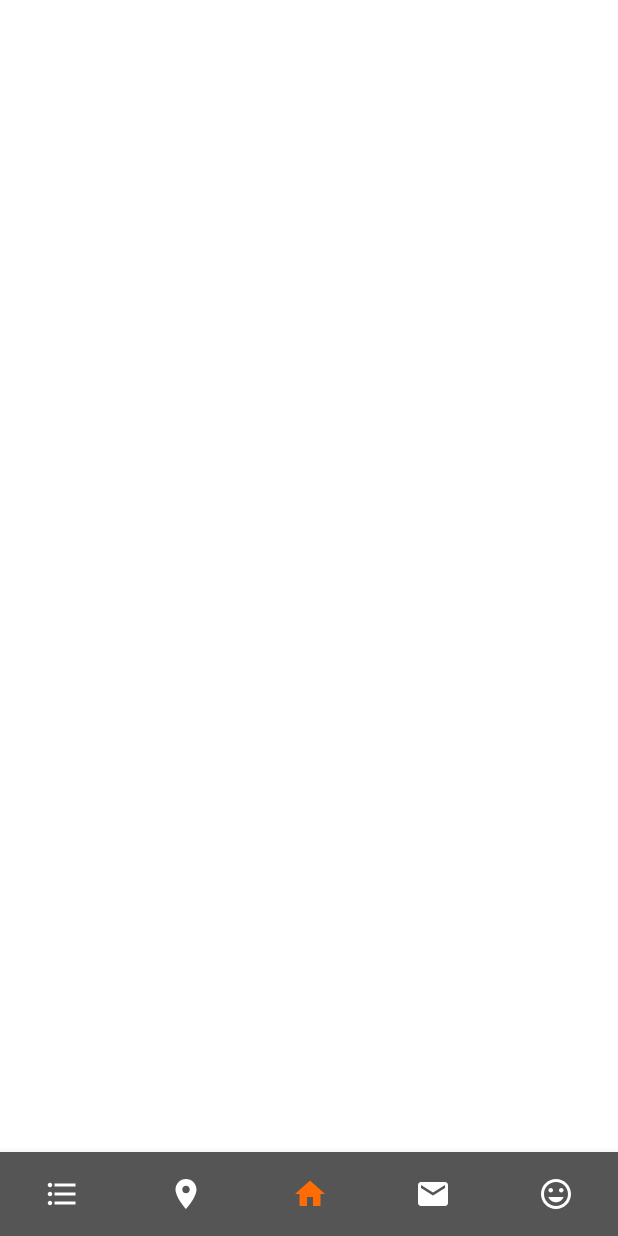
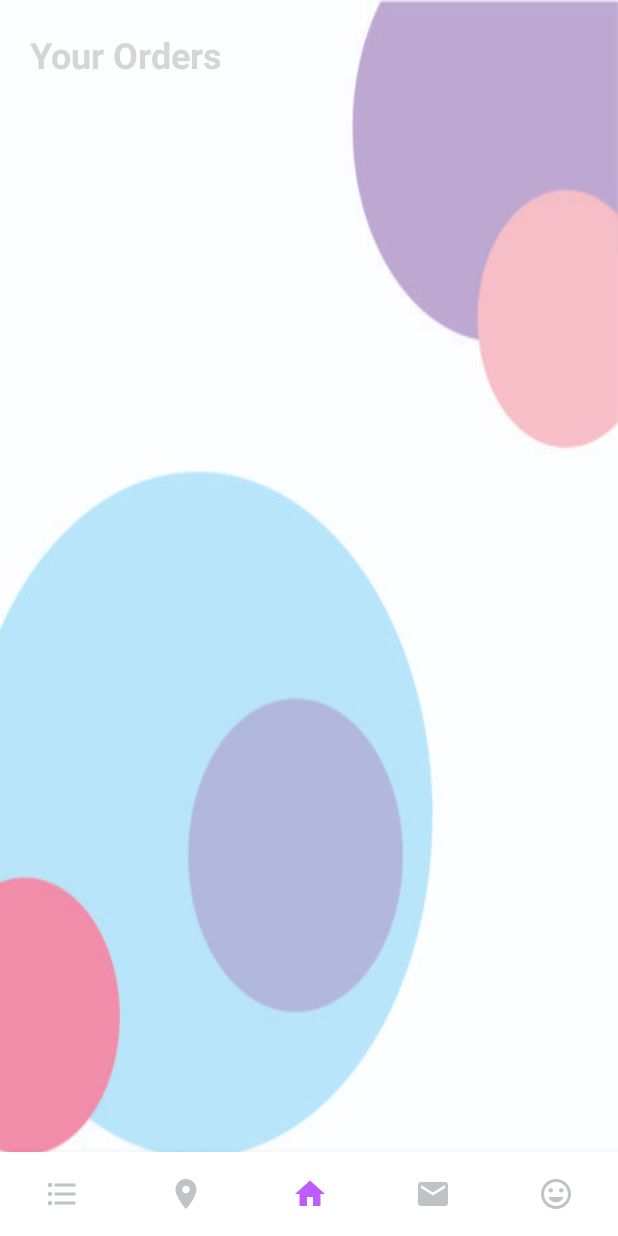
Before and after one commit to ikaru19/aplikasi-resto, an Android app: the fragment ListFragment placed in its activity, on a phone screen of 412 x 824 dp. Run offline under Robolectric (Android 15) with nearby library versions, the phone set to English and light mode, and no system bars; libraries missing offline, so code that uses them is left out: com.synnapps.carouselview, io.paperdb; 8 statements that could not run were skipped.

Commit message:
add background

```diff
--- a/app/src/main/res/drawable/navbarselector.xml
+++ b/app/src/main/res/drawable/navbarselector.xml
@@ -1,5 +1,5 @@
 <?xml version="1.0" encoding="utf-8"?>
 <selector xmlns:android="http://schemas.android.com/apk/res/android">
-    <item android:color="@color/colorPrimaryDark" android:state_checked="true"  />
-    <item android:color="#ffff"  />
+    <item android:color="#BE5CFF" android:state_checked="true"  />
+    <item android:color="#bdc3c7"  />
 </selector>
--- a/app/src/main/res/layout/activity_main.xml
+++ b/app/src/main/res/layout/activity_main.xml
@@ -3,7 +3,8 @@
     xmlns:app="http://schemas.android.com/apk/res-auto"
     xmlns:tools="http://schemas.android.com/tools"
     android:id="@+id/container"
-    android:background="#ffff"
+    android:background="@drawable/modern_bg"
+    android:backgroundTintMode="screen"
     android:layout_width="match_parent"
     android:layout_height="match_parent"
     tools:context=".Activities.MainActivity">
@@ -38,7 +39,7 @@
         app:layout_constraintRight_toRightOf="parent"
         app:labelVisibilityMode="unlabeled"
         app:itemIconTint="@drawable/navbarselector"
-        app:itemBackground="@color/colorPrimary"
+        app:itemBackground="@color/cardview_light_background"
         app:menu="@menu/navigation" />
 
 </android.support.constraint.ConstraintLayout>
--- a/app/src/main/res/layout/fragment_home.xml
+++ b/app/src/main/res/layout/fragment_home.xml
@@ -11,7 +11,7 @@
     <LinearLayout
         android:layout_width="match_parent"
         android:layout_height="match_parent"
-        android:background="#ffff"
+        android:background="@drawable/modern_bg"
 
         android:orientation="vertical">
         <android.support.v7.widget.CardView
--- a/app/src/main/res/layout/fragment_list.xml
+++ b/app/src/main/res/layout/fragment_list.xml
@@ -1,15 +1,43 @@
 <?xml version="1.0" encoding="utf-8"?>
 <FrameLayout xmlns:android="http://schemas.android.com/apk/res/android"
+    xmlns:app="http://schemas.android.com/apk/res-auto"
     xmlns:tools="http://schemas.android.com/tools"
+    android:id="@+id/frameLayout"
     android:layout_width="match_parent"
     android:layout_height="match_parent"
     tools:context=".Fragments.ListFragment">
 
-    <android.support.v7.widget.RecyclerView
-        android:id="@+id/rvList"
+    <LinearLayout
         android:layout_width="match_parent"
-        android:layout_height="match_parent">
+        android:layout_height="match_parent"
+        android:orientation="vertical"
+        >
 
-    </android.support.v7.widget.RecyclerView>
+
+        <TextView
+            android:id="@+id/tv_bookings"
+            android:layout_width="match_parent"
+            android:layout_height="wrap_content"
+            android:text="Your Orders"
+            android:textColor="@color/vpi__background_holo_dark"
+            android:textSize="24dp"
+            android:textStyle="bold"
+            android:layout_marginTop="20dp"
+            android:layout_marginLeft="20dp"
+          />
+
+
+        <android.support.v7.widget.RecyclerView
+            android:id="@+id/rvList"
+            android:layout_width="match_parent"
+            android:layout_height="match_parent"
+            android:layout_marginVertical="20dp"
+            android:layout_marginHorizontal="@dimen/activity_horizontal_margin"
+           >
+
+        </android.support.v7.widget.RecyclerView>
+
+    </LinearLayout>
+
 
 </FrameLayout>
--- a/app/src/main/res/layout/fragment_pin.xml
+++ b/app/src/main/res/layout/fragment_pin.xml
@@ -36,6 +36,7 @@
 
     <android.support.v7.widget.RecyclerView
         android:id="@+id/rv_locations"
+        android:layout_marginHorizontal="16dp"
         android:layout_width="match_parent"
         android:layout_height="wrap_content">
 
--- a/app/src/main/res/layout/fragment_profile.xml
+++ b/app/src/main/res/layout/fragment_profile.xml
@@ -6,8 +6,7 @@
     xmlns:app="http://schemas.android.com/apk/res-auto"
     tools:context=".Fragments.ProfileFragment">
     <LinearLayout
-        android:background="#ffff"
-
+        android:background="@drawable/modern_bg"
         android:layout_width="match_parent"
         android:layout_height="match_parent"
         android:orientation="vertical">
--- a/app/src/main/res/layout/item_location.xml
+++ b/app/src/main/res/layout/item_location.xml
@@ -7,9 +7,8 @@
     android:layout_width="match_parent"
     android:layout_height="wrap_content"
     android:layout_marginLeft="5dp"
-    android:layout_marginTop="8dp"
+    android:layout_marginVertical="15dp"
     android:layout_marginRight="7dp"
-    android:layout_marginBottom="8dp"
     android:orientation="vertical"
     app:cardCornerRadius="5dp"
     app:cardElevation="5dp">
--- a/app/src/main/res/layout/item_menu.xml
+++ b/app/src/main/res/layout/item_menu.xml
@@ -7,8 +7,6 @@
     android:layout_width="match_parent"
     android:layout_margin="8dp"
     app:cardCornerRadius="10dp"
-    app:cardElevation="5dp"
-
     >
 
     <android.support.constraint.ConstraintLayout
--- a/app/src/main/res/values/colors.xml
+++ b/app/src/main/res/values/colors.xml
@@ -1,6 +1,6 @@
 <?xml version="1.0" encoding="utf-8"?>
 <resources>
     <color name="colorPrimary">#555555</color>
-    <color name="colorPrimaryDark">#FF6C03</color>
+    <color name="colorPrimaryDark">#BE5CFF</color>
     <color name="colorAccent">#D81B60</color>
 </resources>
```
Also changed, not shown: app/src/main/res/layout/fragment_restaurant.xml (+11 -13 lines), app/src/main/res/drawable/modern_bg.jpg (added).
